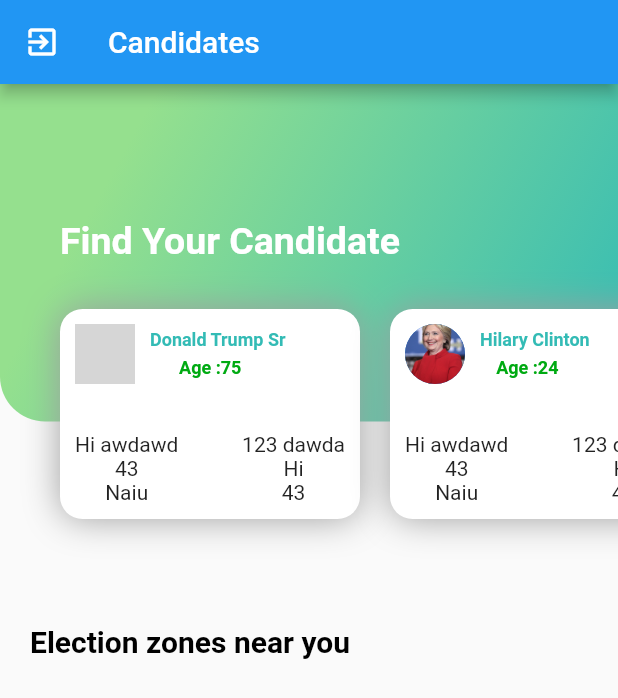
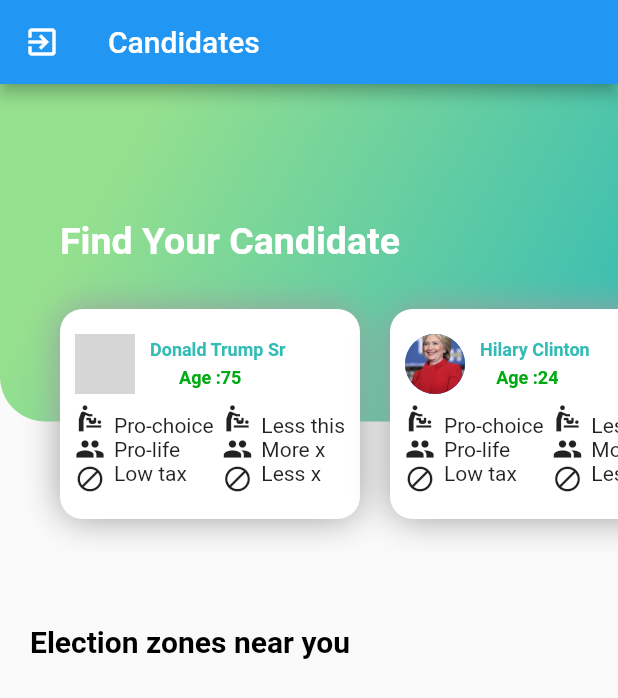
Before and after one commit to ferdinandmwal123/candidate_central, a Flutter app: the screen it shows after launch, on a phone screen of 412 x 824 dp. Shown: the top 698 px of the screen. Run offline on Flutter 3.47's test engine with Material 2 defaults, Android fonts, the phone set to English and light mode, and no system bars; our stand-ins replace auto_route, bloc, freezed_annotation, get_it, injectable; generated files the repository leaves out were written again; Roboto replaces fonts that are missing (Avenir, Helvetica); grey boxes are pictures that could not be loaded.

Commit message:
Finished card design

```diff
--- a/lib/presentation/overview/widgets/candidate_card.dart
+++ b/lib/presentation/overview/widgets/candidate_card.dart
@@ -1,3 +1,5 @@
+import 'dart:ui';
+
 import 'package:candidate_central/domain/core/candidate/candidate.dart';
 import 'package:candidate_central/presentation/overview/widgets/candidate_face_name_date.dart';
 import 'package:flutter/material.dart';
@@ -24,7 +26,7 @@ class CandidateCard extends StatelessWidget {
           borderRadius: BorderRadius.all(Radius.circular(15))),
       child: Column(
         crossAxisAlignment: CrossAxisAlignment.start,
-        mainAxisAlignment: MainAxisAlignment.spaceBetween,
+        mainAxisAlignment: MainAxisAlignment.spaceEvenly,//!Change to space card
         children: <Widget>[
           CandidateFaceNameAge(candidate: candidate),
           CandidateDetails(),
@@ -41,17 +43,35 @@ class CandidateDetails extends StatelessWidget {
       mainAxisAlignment: MainAxisAlignment.spaceBetween,
       children: [
         Column(
+          crossAxisAlignment: CrossAxisAlignment.start,
           children: [
-            const Text("Hi awdawd"),
-            const Text("43"),
-            const Text("Naiu")
+            const Icon(Icons.baby_changing_station, size: 20,),
+            const Icon(Icons.people, size: 20,),
+            const Icon(Icons.block, size: 20,),
           ],
         ),
         Column(
+          crossAxisAlignment: CrossAxisAlignment.start,
           children: [
-            const Text("123 dawda"),
-            const Text("Hi"),
-            const Text("43"),
+            const Text("Pro-choice"),
+            const Text("Pro-life"),
+            const Text("Low tax")
+          ],
+        ),
+        Column(
+          crossAxisAlignment: CrossAxisAlignment.start,
+          children: [
+            const Icon(Icons.baby_changing_station, size: 20,),
+            const Icon(Icons.people, size: 20,),
+            const Icon(Icons.block, size: 20,),
+          ],
+        ),
+        Column(
+          crossAxisAlignment: CrossAxisAlignment.start,
+          children: [
+            const Text("Less this"),
+            const Text("More x"),
+            const Text("Less x"),
           ],
         ),
       ],
```
